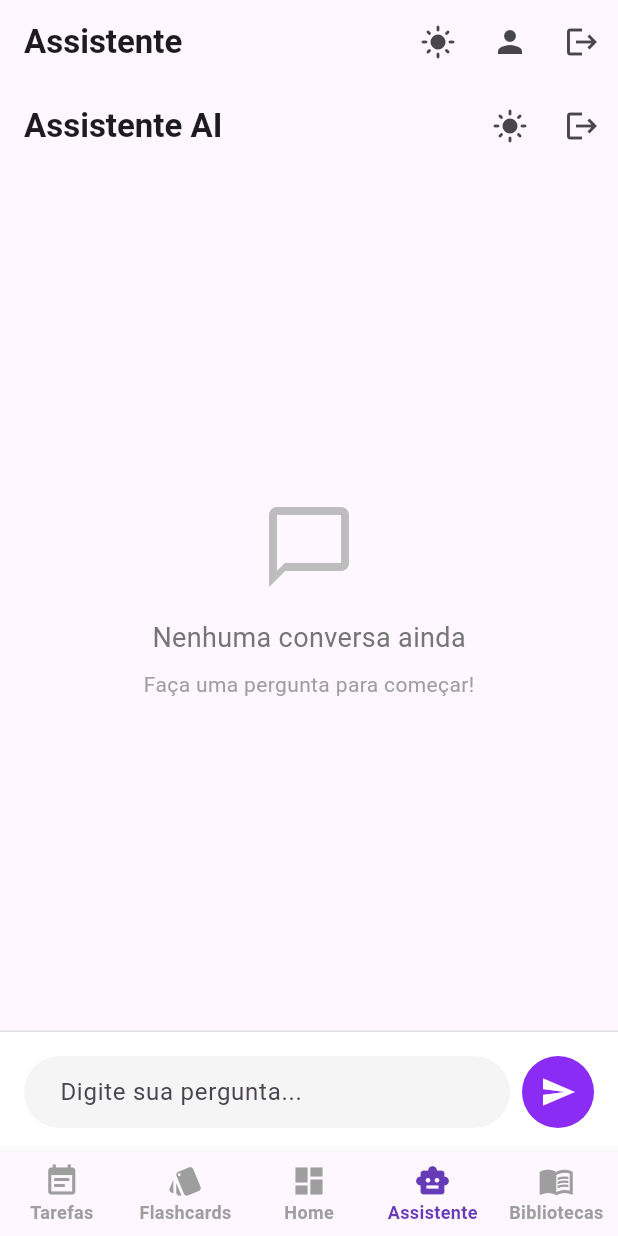
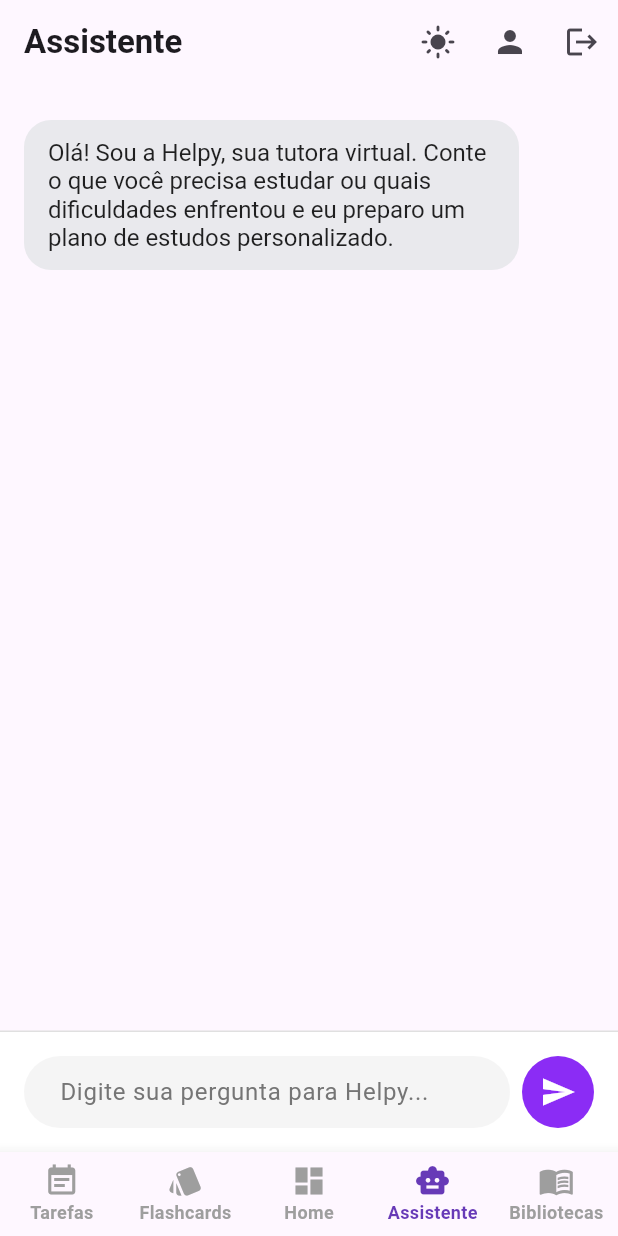
Before and after one commit to Franciele-Santos-Silva/Formatic, a Flutter app: the HomePage screen opened directly with empty values, item 4 of the bottom bar chosen, after a tap on the "send" icon, on a phone screen of 412 x 824 dp. Run offline on Flutter 3.47's test engine with Material 3 defaults, Android fonts, the phone set to English and light mode, and no system bars; our stand-ins replace flutter_dotenv, image_picker, shared_preferences, supabase_flutter; missing offline and left inert: syncfusion_flutter_pdfviewer, window_size; accounts and stored records are empty.

Commit message:
Assistente

```diff
--- a/lib/assistant_page.dart
+++ b/lib/assistant_page.dart
@@ -1,8 +1,8 @@
+import 'dart:convert';
+
 import 'package:flutter/material.dart';
-import 'package:formatic/services/auth_service.dart';
-import 'package:formatic/services/ai_history_service.dart';
-import 'package:formatic/models/ai_history.dart';
-import 'widgets/app_top_nav_bar.dart';
+import 'package:flutter_dotenv/flutter_dotenv.dart';
+import 'package:http/http.dart' as http;
 
 class AssistantPage extends StatefulWidget {
   final bool isDarkMode;
@@ -19,72 +19,122 @@ class AssistantPage extends StatefulWidget {
 }
 
 class _AssistantPageState extends State<AssistantPage> {
-  final AiHistoryService _aiHistoryService = AiHistoryService();
-  List<AiHistory> _history = [];
-  bool _loading = true;
+  static const _helpyName = 'Helpy';
+  static const _systemPrompt =
+      'Você é Helpy, a tutora virtual da Formatic focada em apoiar estudantes. '
+      'Forneça explicações claras, objetivas e em português, reforce técnicas de organização '
+      'e proponha próximas etapas ou exercícios práticos sempre que possível.';
+
+  final List<_ChatMessage> _messages = <_ChatMessage>[];
+  final TextEditingController _messageController = TextEditingController();
+  final ScrollController _scrollController = ScrollController();
   bool _sendingMessage = false;
-  final _messageController = TextEditingController();
-  final _scrollController = ScrollController();
+  String? _apiKey;
 
   @override
   void initState() {
     super.initState();
-    _loadHistory();
+    _apiKey = dotenv.maybeGet('DEEPSEEK_API_KEY')?.trim();
+    _messages.add(
+      _ChatMessage(
+        author: _MessageAuthor.assistant,
+        content:
+            'Olá! Sou a $_helpyName, sua tutora virtual. Conte o que você precisa estudar '
+            'ou quais dificuldades enfrentou e eu preparo um plano de estudos personalizado.',
+      ),
+    );
   }
 
-  Future<void> _loadHistory() async {
-    setState(() => _loading = true);
+  Future<void> _sendMessage() async {
+    final question = _messageController.text.trim();
+    if (question.isEmpty || _sendingMessage) return;
+    _messageController.clear();
+
+    setState(() {
+      _messages.add(
+        _ChatMessage(author: _MessageAuthor.user, content: question),
+      );
+      _sendingMessage = true;
+    });
+    _scrollToBottom();
 
     try {
-      final user = AuthService().currentUser;
-      if (user != null) {
-        final history = await _aiHistoryService.getUserHistory(user.id);
-        setState(
-          () => _history = history.reversed.toList(),
-        ); // Mais recente primeiro
-      }
+      final reply = await _fetchAssistantReply();
+
+      setState(() {
+        _messages.add(
+          _ChatMessage(author: _MessageAuthor.assistant, content: reply),
+        );
+      });
     } catch (e) {
       if (mounted) {
-        ScaffoldMessenger.of(context).showSnackBar(
-          SnackBar(content: Text('Erro ao carregar histórico: $e')),
-        );
+        ScaffoldMessenger.of(
+          context,
+        ).showSnackBar(SnackBar(content: Text('Erro ao falar com a IA: $e')));
       }
     }
 
-    setState(() => _loading = false);
+    setState(() => _sendingMessage = false);
+    _scrollToBottom();
   }
 
-  Future<void> _sendMessage() async {
-    if (_messageController.text.isEmpty) return;
+  Future<String> _fetchAssistantReply() async {
+    final apiKey = _apiKey ?? dotenv.maybeGet('DEEPSEEK_API_KEY')?.trim();
+    if (apiKey == null || apiKey.isEmpty) {
+      throw Exception(
+        'Configure a variável DEEPSEEK_API_KEY no .env e reinicie o app para usar a $_helpyName.',
+      );
+    }
 
-    final question = _messageController.text.trim();
-    _messageController.clear();
-
-    setState(() => _sendingMessage = true);
-
-    try {
-      final user = AuthService().currentUser;
-      if (user == null) return;
-
-      // Simular resposta da AI (em um app real, você faria uma chamada para uma API de AI)
-      final simulatedAnswer = _generateSimulatedResponse(question);
-
-      final aiHistory = AiHistory(
-        id: 0, // O ID será gerado pelo backend
-        userId: user.id,
-        question: question,
-        answer: simulatedAnswer,
-        createdAt: DateTime.now(),
+    final response = await http.post(
+      Uri.parse('https://api.deepseek.com/v1/chat/completions'),
+      headers: {
+        'Content-Type': 'application/json',
+        'Authorization': 'Bearer $apiKey',
+      },
+      body: jsonEncode({
+        'model': 'deepseek-chat',
+        'messages': _buildChatPayload(),
+        'temperature': 0.7,
+        'top_p': 0.8,
+      }),
     );
 
-      await _aiHistoryService.addHistory(aiHistory);
+    if (response.statusCode != 200) {
+      final body = response.body.isEmpty
+          ? 'Sem detalhes adicionais.'
+          : response.body;
+      throw Exception('Falha (${response.statusCode}): $body');
+    }
 
-      // Adicionar à lista local
-      setState(() {
-        _history.insert(0, aiHistory);
-      });
+    final decoded = jsonDecode(response.body) as Map<String, dynamic>;
+    final choices = decoded['choices'] as List<dynamic>?;
+    if (choices == null || choices.isEmpty) {
+      throw Exception('Resposta inesperada da IA.');
+    }
 
-      // Scroll para baixo
+    final message = choices.first['message'] as Map<String, dynamic>?;
+    final content = message?['content'] as String?;
+    if (content == null || content.trim().isEmpty) {
+      throw Exception('A IA não retornou conteúdo.');
+    }
+
+    return content.trim();
+  }
+
+  List<Map<String, String>> _buildChatPayload() {
+    return [
+      {'role': 'system', 'content': _systemPrompt},
+      ..._messages.map(
+        (message) => {
+          'role': message.author == _MessageAuthor.user ? 'user' : 'assistant',
+          'content': message.content,
+        },
+      ),
+    ];
+  }
+
+  void _scrollToBottom() {
     WidgetsBinding.instance.addPostFrameCallback((_) {
       if (_scrollController.hasClients) {
         _scrollController.animateTo(
@@ -94,163 +144,109 @@ class _AssistantPageState extends State<AssistantPage> {
         );
       }
     });
-    } catch (e) {
-      if (mounted) {
-        ScaffoldMessenger.of(
-          context,
-        ).showSnackBar(SnackBar(content: Text('Erro ao enviar mensagem: $e')));
-      }
-    }
-
-    setState(() => _sendingMessage = false);
-  }
-
-  String _generateSimulatedResponse(String question) {
-    // Respostas simuladas baseadas na pergunta
-    final lowercaseQuestion = question.toLowerCase();
-
-    if (lowercaseQuestion.contains('olá') || lowercaseQuestion.contains('oi')) {
-      return 'Olá! Como posso ajudar você hoje?';
-    } else if (lowercaseQuestion.contains('estudar') ||
-        lowercaseQuestion.contains('estudo')) {
-      return 'Para estudar de forma eficaz, recomendo: 1) Criar um cronograma de estudos, 2) Fazer pausas regulares, 3) Usar técnicas como flashcards e mapas mentais, 4) Praticar exercícios regularmente.';
-    } else if (lowercaseQuestion.contains('flashcard')) {
-      return 'Flashcards são uma excelente ferramenta de estudo! Eles funcionam através da repetição espaçada, ajudando na memorização. Você pode criar flashcards na aba dedicada do app.';
-    } else if (lowercaseQuestion.contains('como') &&
-        lowercaseQuestion.contains('funciona')) {
-      return 'Este assistente pode ajudar com dúvidas sobre estudos, técnicas de aprendizado e organização. Faça perguntas específicas para obter respostas mais detalhadas!';
-    } else {
-      return 'Interessante pergunta! Embora eu seja um assistente simulado, posso ajudar com dicas de estudo e organização. Para respostas mais específicas sobre "$question", recomendo consultar fontes especializadas no assunto.';
-    }
   }
 
   @override
   Widget build(BuildContext context) {
-    final isDark = widget.isDarkMode;
+    final theme = Theme.of(context);
+    final isDark = theme.brightness == Brightness.dark;
+    final scaffoldColor = theme.scaffoldBackgroundColor;
 
-    return Scaffold(
-      appBar: AppTopNavBar(
-        title: 'Assistente AI',
-        isDarkMode: widget.isDarkMode,
-        onThemeToggle: widget.onThemeToggle,
-      ),
-      body: Column(
+    return Column(
       children: [
         Expanded(
-            child: _loading
-                ? const Center(child: CircularProgressIndicator())
-                : _history.isEmpty
-                ? Center(
-                    child: Column(
-                      mainAxisAlignment: MainAxisAlignment.center,
+          child: ListView.builder(
+            controller: _scrollController,
+            padding: const EdgeInsets.fromLTRB(16, 24, 16, 16),
+            itemCount: _messages.length + (_sendingMessage ? 1 : 0),
+            itemBuilder: (context, index) {
+              final isTypingIndicator =
+                  _sendingMessage && index == _messages.length;
+              if (isTypingIndicator) {
+                return Align(
+                  alignment: Alignment.centerLeft,
+                  child: Container(
+                    margin: const EdgeInsets.only(bottom: 16, right: 50),
+                    padding: const EdgeInsets.symmetric(
+                      horizontal: 16,
+                      vertical: 12,
+                    ),
+                    decoration: BoxDecoration(
+                      color: isDark
+                          ? const Color(0xFF2D2A39)
+                          : const Color(0xFFE9E9ED),
+                      borderRadius: BorderRadius.circular(18),
+                    ),
+                    child: Row(
+                      mainAxisSize: MainAxisSize.min,
                       children: [
-                        Icon(
-                          Icons.chat_bubble_outline,
-                          size: 64,
-                          color: Colors.grey[400],
-                        ),
-                        const SizedBox(height: 16),
-                        Text(
-                          'Nenhuma conversa ainda',
-                          style: TextStyle(
-                            fontSize: 18,
-                            color: Colors.grey[600],
-                          ),
-                        ),
-                        const SizedBox(height: 8),
-                        Text(
-                          'Faça uma pergunta para começar!',
-                          style: TextStyle(
-                            fontSize: 14,
-                            color: Colors.grey[500],
-                          ),
-                        ),
-                      ],
-                    ),
-                  )
-                : ListView.builder(
-                    controller: _scrollController,
-                    padding: const EdgeInsets.all(16),
-                    itemCount: _history.length,
-                    itemBuilder: (context, index) {
-                      final chat = _history[index];
-                      return Column(
-                        crossAxisAlignment: CrossAxisAlignment.stretch,
-                        children: [
-                          // Pergunta do usuário
-                          Align(
-                            alignment: Alignment.centerRight,
-                            child: Container(
-                              margin: const EdgeInsets.only(
-                                bottom: 8,
-                                left: 50,
-                              ),
-                              padding: const EdgeInsets.all(12),
-                              decoration: BoxDecoration(
-                                color: const Color(0xFF8B2CF5),
-                                borderRadius: BorderRadius.circular(16),
-                              ),
-                              child: Text(
-                                chat.question,
-                                style: const TextStyle(
-                                  color: Colors.white,
-                                  fontSize: 16,
+                        SizedBox(
+                          width: 16,
+                          height: 16,
+                          child: CircularProgressIndicator(
+                            strokeWidth: 2,
+                            valueColor: AlwaysStoppedAnimation<Color>(
+                              isDark ? Colors.white70 : const Color(0xFF8B2CF5),
                             ),
                           ),
                         ),
-                          ),
-                          // Resposta da AI
-                          Align(
-                            alignment: Alignment.centerLeft,
-                            child: Container(
-                              margin: const EdgeInsets.only(
-                                bottom: 16,
-                                right: 50,
-                              ),
-                              padding: const EdgeInsets.all(12),
-                              decoration: BoxDecoration(
-                                color: isDark
-                                    ? Colors.grey[800]
-                                    : Colors.grey[200],
-                                borderRadius: BorderRadius.circular(16),
-                              ),
-                              child: Column(
-                                crossAxisAlignment: CrossAxisAlignment.start,
-                                children: [
+                        const SizedBox(width: 12),
                         Text(
-                                    chat.answer,
+                          '$_helpyName está pensando...',
                           style: TextStyle(
                             color: isDark
-                                          ? Colors.white
+                                ? Colors.white.withOpacity(0.85)
                                 : Colors.black87,
-                                      fontSize: 16,
-                                    ),
-                                  ),
-                                  const SizedBox(height: 4),
-                                  Text(
-                                    '${chat.createdAt.hour}:${chat.createdAt.minute.toString().padLeft(2, '0')}',
-                                    style: TextStyle(
-                                      color: Colors.grey[600],
-                                      fontSize: 12,
+                            fontWeight: FontWeight.w500,
                           ),
                         ),
                       ],
                     ),
                   ),
+                );
+              }
+
+              final message = _messages[index];
+              final isUser = message.author == _MessageAuthor.user;
+              final bubbleColor = isUser
+                  ? const Color(0xFF8B2CF5)
+                  : (isDark
+                        ? const Color.fromARGB(255, 65, 61, 79)
+                        : const Color(0xFFE9E9ED));
+
+              return Align(
+                alignment: isUser
+                    ? Alignment.centerRight
+                    : Alignment.centerLeft,
+                child: Container(
+                  margin: EdgeInsets.only(
+                    bottom: 16,
+                    left: isUser ? 50 : 0,
+                    right: isUser ? 0 : 50,
                   ),
-                        ],
+                  padding: const EdgeInsets.symmetric(
+                    horizontal: 16,
+                    vertical: 12,
+                  ),
+                  decoration: BoxDecoration(
+                    color: bubbleColor,
+                    borderRadius: BorderRadius.circular(18),
+                  ),
+                  child: _buildFormattedMessage(message, isDark: isDark),
+                ),
               );
             },
           ),
         ),
-          // Input de mensagem
         Container(
           padding: const EdgeInsets.all(16),
           decoration: BoxDecoration(
-              color: isDark ? Colors.grey[900] : Colors.white,
+            color: isDark ? scaffoldColor : Colors.white,
             border: Border(
               top: BorderSide(
-                  color: isDark ? Colors.grey[700]! : Colors.grey[300]!,
+                color: isDark
+                    ? Colors.white.withOpacity(0.06)
+                    : Colors.grey[300]!,
               ),
             ),
           ),
@@ -260,20 +256,28 @@ class _AssistantPageState extends State<AssistantPage> {
                 child: TextField(
                   controller: _messageController,
                   decoration: InputDecoration(
-                      hintText: 'Digite sua pergunta...',
+                    hintText: 'Digite sua pergunta para $_helpyName...',
                     border: OutlineInputBorder(
                       borderRadius: BorderRadius.circular(25),
                       borderSide: BorderSide.none,
                     ),
                     filled: true,
-                      fillColor: isDark ? Colors.grey[800] : Colors.grey[100],
+                    fillColor: isDark
+                        ? const Color(0xFF1E1B2A)
+                        : Colors.grey[100],
                     contentPadding: const EdgeInsets.symmetric(
                       horizontal: 20,
                       vertical: 12,
                     ),
+                    hintStyle: TextStyle(
+                      color: isDark ? Colors.grey[400] : Colors.grey[600],
+                    ),
                   ),
                   onSubmitted: (_) => _sendMessage(),
                   enabled: !_sendingMessage,
+                  style: TextStyle(
+                    color: isDark ? Colors.white : Colors.black87,
+                  ),
                 ),
               ),
               const SizedBox(width: 8),
@@ -300,7 +304,6 @@ class _AssistantPageState extends State<AssistantPage> {
           ),
         ),
       ],
-      ),
     );
   }
 
@@ -311,3 +314,51 @@ class _AssistantPageState extends State<AssistantPage> {
     super.dispose();
   }
 }
+
+enum _MessageAuthor { user, assistant }
+
+class _ChatMessage {
+  final _MessageAuthor author;
+  final String content;
+
+  const _ChatMessage({required this.author, required this.content});
+}
+
+Widget _buildFormattedMessage(_ChatMessage message, {required bool isDark}) {
+  final isUser = message.author == _MessageAuthor.user;
+  final baseColor = isUser
+      ? Colors.white
+      : (isDark ? Colors.white : Colors.black87);
+  final baseStyle = TextStyle(fontSize: 16, color: baseColor);
+
+  final pattern = RegExp(r'\*\*([^*]+)\*\*');
+  final spans = <TextSpan>[];
+  var currentIndex = 0;
+  final text = message.content;
+
+  for (final match in pattern.allMatches(text)) {
+    if (match.start > currentIndex) {
+      spans.add(TextSpan(text: text.substring(currentIndex, match.start)));
+    }
+    final boldText = match.group(1) ?? '';
+    spans.add(
+      TextSpan(
+        text: boldText,
+        style: baseStyle.copyWith(fontWeight: FontWeight.w600),
+      ),
+    );
+    currentIndex = match.end;
+  }
+
+  if (currentIndex < text.length) {
+    spans.add(TextSpan(text: text.substring(currentIndex)));
+  }
+
+  if (spans.isEmpty) {
+    spans.add(TextSpan(text: text));
+  }
+
+  return RichText(
+    text: TextSpan(style: baseStyle, children: spans),
+  );
+}
--- a/lib/home_page.dart
+++ b/lib/home_page.dart
@@ -32,22 +32,30 @@ class _HomePageState extends State<HomePage> {
     'Bibliotecas',
   ];
 
-  late final List<Widget> _pages = [
-    TaskManagerPage(isDarkMode: widget.isDarkMode),
-    FlashcardPage(
+  Widget _pageForIndex(int index) {
+    switch (index) {
+      case 0:
+        return TaskManagerPage(isDarkMode: widget.isDarkMode);
+      case 1:
+        return FlashcardPage(
           isDarkMode: widget.isDarkMode,
           onThemeToggle: widget.onThemeToggle,
-    ),
-    const Center(child: Text('Home')),
-    AssistantPage(
+        );
+      case 2:
+        return const Center(child: Text('Home'));
+      case 3:
+        return AssistantPage(
           isDarkMode: widget.isDarkMode,
           onThemeToggle: widget.onThemeToggle,
-    ),
-    LibraryPage(
+        );
+      case 4:
+      default:
+        return LibraryPage(
           isDarkMode: widget.isDarkMode,
           onThemeToggle: widget.onThemeToggle,
-    ),
-  ];
+        );
+    }
+  }
 
   void _onItemTapped(int index) {
     setState(() {
@@ -75,7 +83,7 @@ class _HomePageState extends State<HomePage> {
         onThemeToggle: widget.onThemeToggle,
         onProfileTap: _openProfile,
       ),
-      body: _pages[_selectedIndex],
+      body: _pageForIndex(_selectedIndex),
       bottomNavigationBar: AppBottomNavBar(
         currentIndex: _selectedIndex,
         onTap: _onItemTapped,
```
Lines whose indentation alone changed are shown as unchanged.
